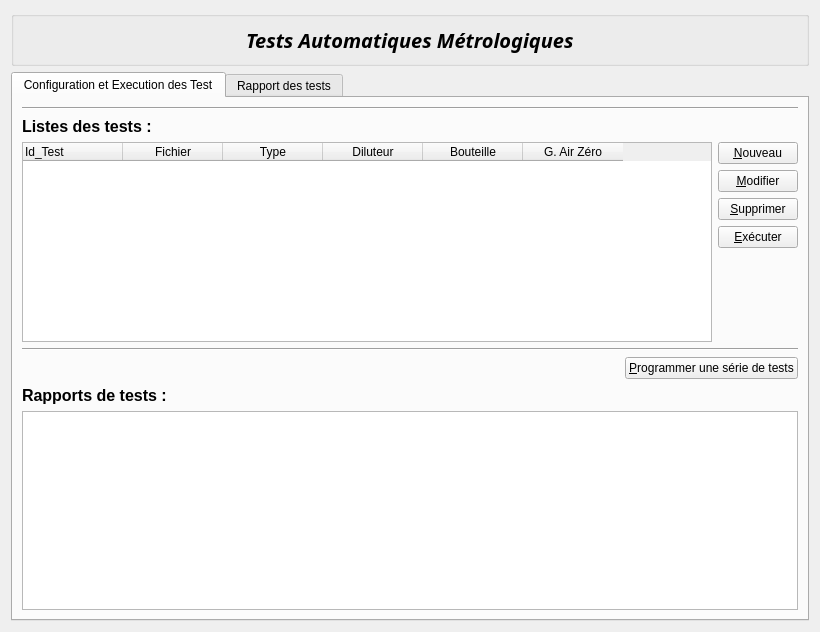
InformatiqueAtmoNA/tam, file homewidget.ui: the form before one commit.
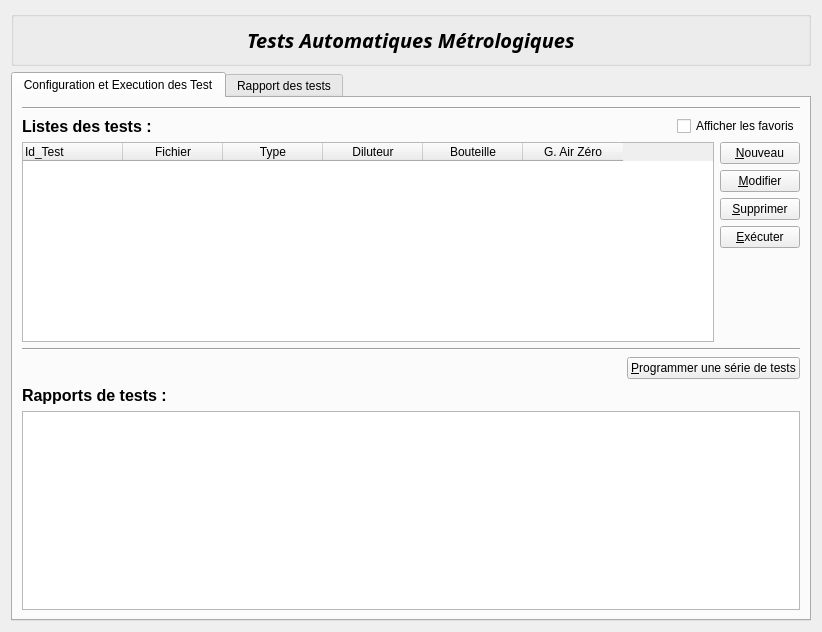
The form after the commit.

Commit message: possibilité d'ajouter un test en favori

What changed in the file:
```diff
--- a/homewidget.ui
+++ b/homewidget.ui
@@ -6,7 +6,7 @@
    <rect>
     <x>0</x>
     <y>0</y>
-    <width>820</width>
+    <width>822</width>
     <height>632</height>
    </rect>
   </property>
@@ -53,7 +53,6 @@
            <font>
             <family>Droid Serif</family>
             <pointsize>15</pointsize>
-            <weight>75</weight>
             <italic>true</italic>
             <bold>true</bold>
            </font>
@@ -130,6 +129,13 @@
              </property>
             </spacer>
            </item>
+           <item>
+            <widget class="QCheckBox" name="checkBoxFavoris">
+             <property name="text">
+              <string>Afficher les favoris</string>
+             </property>
+            </widget>
+           </item>
           </layout>
          </item>
          <item row="2" column="0">
@@ -153,7 +159,7 @@
                <string>Id_Test</string>
               </property>
               <property name="textAlignment">
-               <set>AlignLeft|AlignVCenter</set>
+               <set>AlignLeading|AlignVCenter</set>
               </property>
              </column>
              <column>
```
Left out of the diff: 2 changed lines with no effect on the pictures. The commit also changes 8 other files.
